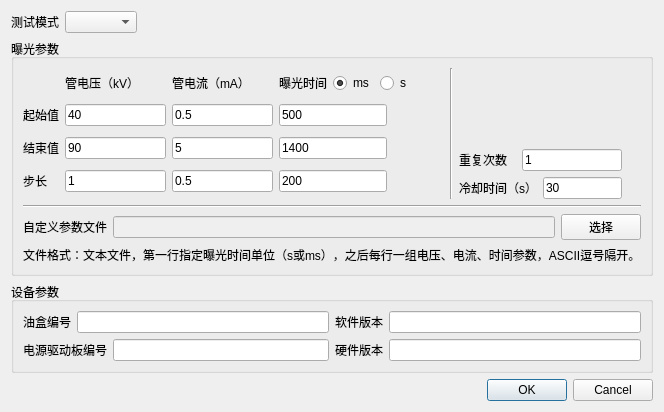
Before: the Qt Designer form test_param_settings.ui in curious-heart/X-exposer-tool, drawn with Qt 5.
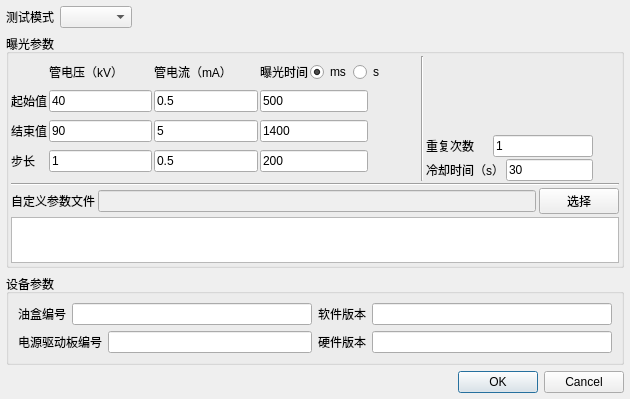
After: the same form once the commit is applied.

Commit message: Add a new test mode: customized file including discrete parameters. Just complied ok, not test yet...

Diff of the .ui file:
```diff
--- a/test_param_settings.ui
+++ b/test_param_settings.ui
@@ -6,12 +6,12 @@
    <rect>
     <x>0</x>
     <y>0</y>
-    <width>661</width>
-    <height>412</height>
+    <width>630</width>
+    <height>399</height>
    </rect>
   </property>
   <property name="sizePolicy">
-   <sizepolicy hsizetype="Expanding" vsizetype="Expanding">
+   <sizepolicy hsizetype="Expanding" vsizetype="Minimum">
     <horstretch>0</horstretch>
     <verstretch>0</verstretch>
    </sizepolicy>
@@ -20,6 +20,21 @@
    <string>Dialog</string>
   </property>
   <layout class="QVBoxLayout" name="verticalLayout_4">
+   <property name="spacing">
+    <number>6</number>
+   </property>
+   <property name="leftMargin">
+    <number>6</number>
+   </property>
+   <property name="topMargin">
+    <number>6</number>
+   </property>
+   <property name="rightMargin">
+    <number>6</number>
+   </property>
+   <property name="bottomMargin">
+    <number>6</number>
+   </property>
    <item>
     <layout class="QHBoxLayout" name="horizontalLayout">
      <item>
@@ -49,14 +64,41 @@
    </item>
    <item>
     <widget class="QGroupBox" name="groupBox">
+     <property name="sizePolicy">
+      <sizepolicy hsizetype="Preferred" vsizetype="Minimum">
+       <horstretch>0</horstretch>
+       <verstretch>0</verstretch>
+      </sizepolicy>
+     </property>
      <property name="title">
       <string>曝光参数</string>
      </property>
-     <layout class="QVBoxLayout" name="verticalLayout_2">
+     <layout class="QVBoxLayout" name="verticalLayout_3">
+      <property name="spacing">
+       <number>2</number>
+      </property>
+      <property name="leftMargin">
+       <number>2</number>
+      </property>
+      <property name="topMargin">
+       <number>2</number>
+      </property>
+      <property name="rightMargin">
+       <number>2</number>
+      </property>
+      <property name="bottomMargin">
+       <number>2</number>
+      </property>
       <item>
        <layout class="QHBoxLayout" name="horizontalLayout_8">
+        <property name="spacing">
+         <number>2</number>
+        </property>
         <item>
-         <layout class="QGridLayout" name="gridLayout">
+         <layout class="QGridLayout" name="gridLayout" rowminimumheight="1,1,1,1">
+          <property name="spacing">
+           <number>2</number>
+          </property>
           <item row="0" column="1">
            <widget class="QLabel" name="cubeVolLbl">
             <property name="text">
@@ -347,7 +389,10 @@
        </widget>
       </item>
       <item>
-       <layout class="QVBoxLayout" name="verticalLayout_3">
+       <layout class="QVBoxLayout" name="verticalLayout_2">
+        <property name="spacing">
+         <number>3</number>
+        </property>
         <item>
          <layout class="QHBoxLayout" name="horizontalLayout_9">
           <item>
@@ -374,12 +419,18 @@
          </layout>
         </item>
         <item>
-         <widget class="QLabel" name="custExpoParamFileCommentLbl">
-          <property name="enabled">
-           <bool>true</bool>
+         <widget class="QTextEdit" name="custExpoParamFileNoteEdit">
+          <property name="sizePolicy">
+           <sizepolicy hsizetype="Expanding" vsizetype="Fixed">
+            <horstretch>0</horstretch>
+            <verstretch>0</verstretch>
+           </sizepolicy>
           </property>
-          <property name="text">
-           <string>文件格式：文本文件，第一行指定曝光时间单位（s或ms），之后每行一组电压、电流、时间参数，ASCII逗号隔开。</string>
+          <property name="maximumSize">
+           <size>
+            <width>16777215</width>
+            <height>46</height>
+           </size>
           </property>
          </widget>
         </item>
```
The commit also changes 7 other files.
